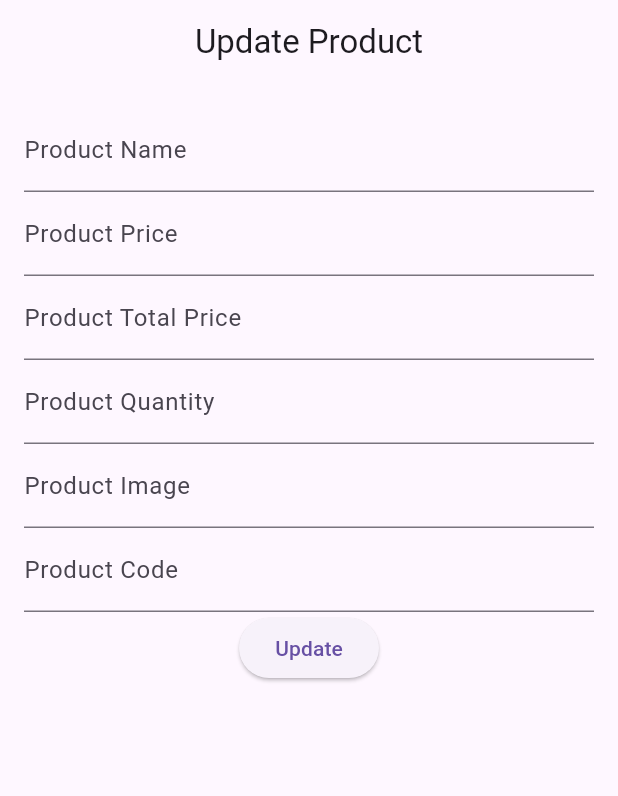
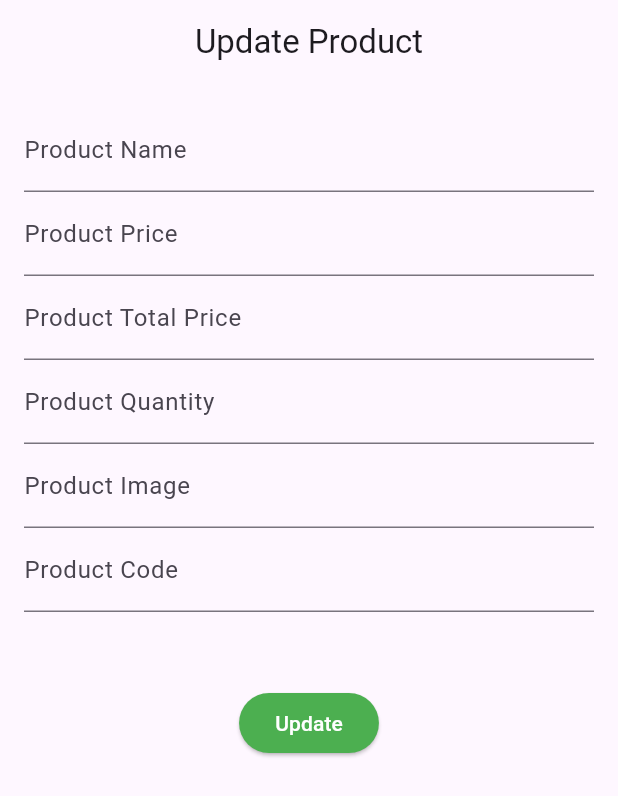
Before and after one commit to Sakib137/crud_app, a Flutter app: the UpdateProductScreen screen opened directly with empty values, on a phone screen of 412 x 824 dp. Shown: the top 796 px of the screen. Run offline on Flutter 3.47's test engine with Material 3 defaults, Android fonts, the phone set to English and light mode, and no system bars; our stand-ins replace device_preview; network calls fail.

```diff
--- a/lib/screens/update_product_screen.dart
+++ b/lib/screens/update_product_screen.dart
@@ -23,6 +23,7 @@ class _UpdateProductScreenState extends State<UpdateProductScreen> {
   final TextEditingController _imageTEcontroller = TextEditingController();
   final TextEditingController _codeTEcontroller = TextEditingController();
   bool _UpdateProductInProgress = false;
+  final GlobalKey<FormState> _formkey = GlobalKey<FormState>();
 
   @override
   void initState() {
@@ -52,10 +53,12 @@ class _UpdateProductScreenState extends State<UpdateProductScreen> {
 
   Widget build_product_form() {
     return Form(
+      key: _formkey,
       child: Column(
         children: [
           TextFormField(
             controller: _nameTEcontroller,
+            autovalidateMode: AutovalidateMode.onUserInteraction,
             decoration: const InputDecoration(
               label: Text("Product Name"),
             ),
@@ -69,6 +72,7 @@ class _UpdateProductScreenState extends State<UpdateProductScreen> {
           ),
           TextFormField(
             controller: _priceTEcontroller,
+            autovalidateMode: AutovalidateMode.onUserInteraction,
             decoration: const InputDecoration(
               label: Text("Product Price"),
             ),
@@ -82,6 +86,7 @@ class _UpdateProductScreenState extends State<UpdateProductScreen> {
           ),
           TextFormField(
             controller: _totalPriceTEcontroller,
+            autovalidateMode: AutovalidateMode.onUserInteraction,
             decoration: const InputDecoration(
               label: Text("Product Total Price"),
             ),
@@ -95,6 +100,7 @@ class _UpdateProductScreenState extends State<UpdateProductScreen> {
           ),
           TextFormField(
             controller: _quantityTEcontroller,
+            autovalidateMode: AutovalidateMode.onUserInteraction,
             decoration: const InputDecoration(
               label: Text("Product Quantity"),
             ),
@@ -108,6 +114,7 @@ class _UpdateProductScreenState extends State<UpdateProductScreen> {
           ),
           TextFormField(
             controller: _imageTEcontroller,
+            autovalidateMode: AutovalidateMode.onUserInteraction,
             decoration: const InputDecoration(
               label: Text("Product Image"),
             ),
@@ -121,6 +128,7 @@ class _UpdateProductScreenState extends State<UpdateProductScreen> {
           ),
           TextFormField(
             controller: _codeTEcontroller,
+            autovalidateMode: AutovalidateMode.onUserInteraction,
             decoration: const InputDecoration(
               label: Text("Product Code"),
             ),
@@ -132,6 +140,9 @@ class _UpdateProductScreenState extends State<UpdateProductScreen> {
               }
             },
           ),
+          const SizedBox(
+            height: 50,
+          ),
           Visibility(
             visible: _UpdateProductInProgress == false,
             replacement: const Center(
@@ -139,9 +150,17 @@ class _UpdateProductScreenState extends State<UpdateProductScreen> {
             ),
             child: ElevatedButton(
               onPressed: () {
-                _updateProduct();
+                if (_formkey.currentState!.validate()) {
+                  _updateProduct();
+                }
               },
-              child: const Text("Update"),
+              style: ElevatedButton.styleFrom(
+                backgroundColor: Colors.green,
+              ),
+              child: const Text(
+                "Update",
+                style: TextStyle(color: Colors.white),
+              ),
             ),
           ),
         ],
```
Also changed, not shown: lib/screens/add_new_product_screen.dart (+10 -1 lines).
